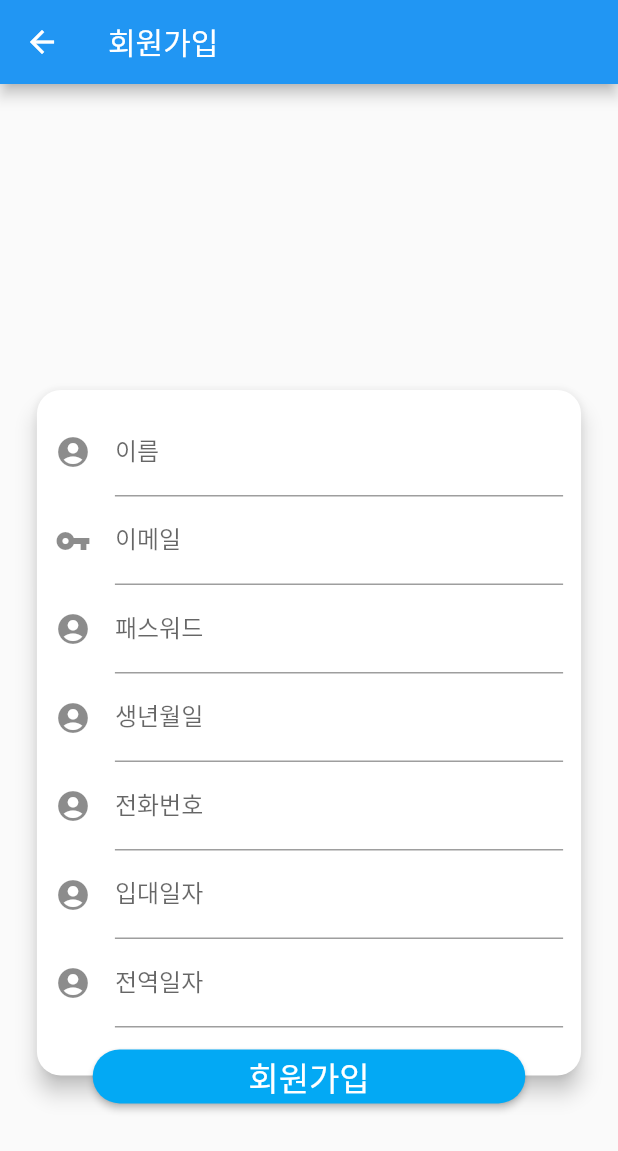
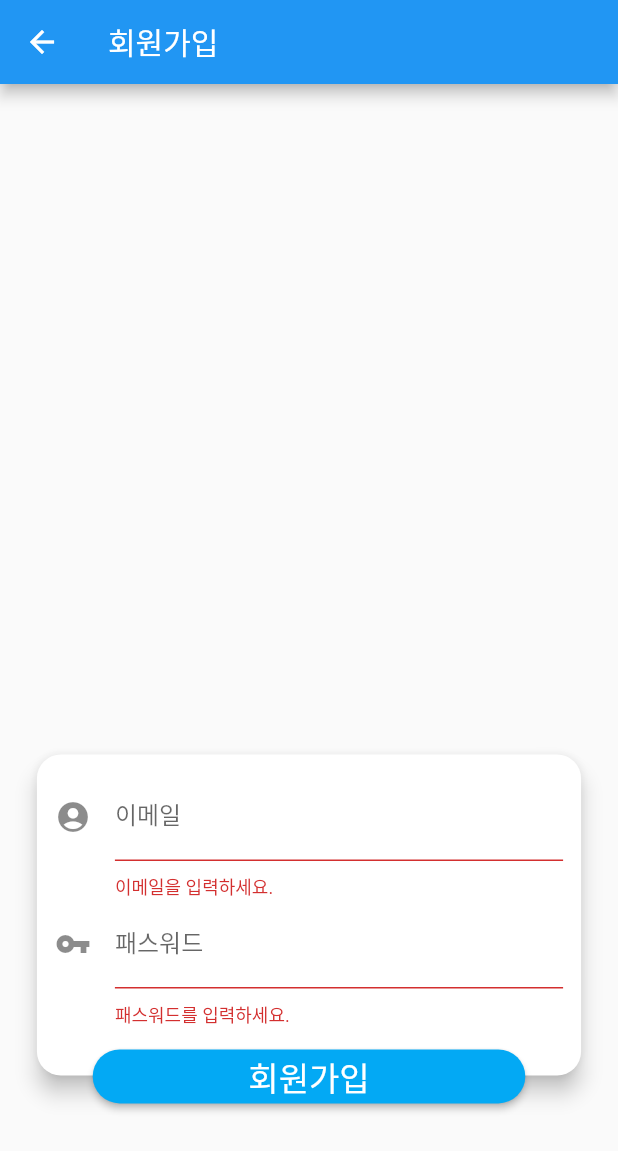
Before and after one commit to nilsys/APP_Soldier_RealTime_Phone_Return, a Flutter app: the JoinPage screen opened directly, after a tap on "회원가입", on a phone screen of 412 x 824 dp. Shown: the top 1151 px of the screen. Run offline on Flutter 3.47's test engine with Material 2 defaults, Android fonts, the phone set to English and light mode, and no system bars; our stand-ins replace firebase_auth; accounts and stored records are empty.

```diff
--- a/lib/data/find_pw.dart
+++ b/lib/screen/find_pw.dart
@@ -1,5 +1,6 @@
 import 'package:flutter/material.dart';
 import 'package:soldier_realtime_phone_return/screen/login_page.dart';
+import 'package:firebase_auth/firebase_auth.dart';
 
 class passwordFindPage extends StatelessWidget {
   @override
--- a/lib/data/join_page.dart
+++ b/lib/screen/join_page.dart
@@ -1,7 +1,12 @@
+import 'package:firebase_auth/firebase_auth.dart';
 import 'package:flutter/material.dart';
 import 'package:soldier_realtime_phone_return/screen/login_page.dart';
 
 class JoinPage extends StatelessWidget {
+  final GlobalKey<FormState> formKey = GlobalKey<FormState>();
+  final TextEditingController eMailController = TextEditingController();
+  final TextEditingController pwController = TextEditingController();
+
   @override
   Widget build(BuildContext context) {
     final Size size = MediaQuery.of(context).size;
@@ -21,7 +26,7 @@ class JoinPage extends StatelessWidget {
               Stack(
                 children: <Widget>[
                   loginForm(size),
-                  loginButton(size),
+                  loginButton(context),
                 ],
               ),
               Container(
@@ -34,7 +39,21 @@ class JoinPage extends StatelessWidget {
     );
   }
 
-  Widget loginButton(Size size) {
+  void _register(BuildContext context) async {
+    final UserCredential result = await FirebaseAuth.instance.createUserWithEmailAndPassword(email: eMailController.text, password: pwController.text);
+    final User user = result.user;
+
+    if(user == null){
+      final _snackBar = SnackBar(content: Text("try"),);
+      Scaffold.of(context).showSnackBar(_snackBar);
+    }
+
+    // Navigator.push(context, MaterialPageRoute(builder: (context)=>ListPage(email: user.email)));
+    // 조인 후 바로 리스트 창으로 이동
+  }
+
+  Widget loginButton(BuildContext context) {
+    final Size size = MediaQuery.of(context).size;
     return Positioned(
       left: size.width * 0.15,
       right: size.width * 0.15,
@@ -46,7 +65,9 @@ class JoinPage extends StatelessWidget {
           ),
           color: Colors.lightBlue,
           shape: RoundedRectangleBorder(borderRadius: BorderRadius.circular(25)),
-          onPressed: (){}
+          onPressed: (){
+            if (formKey.currentState.validate()) _register(context);
+          }
       ),
     );
   }
@@ -63,51 +84,24 @@ class JoinPage extends StatelessWidget {
               padding: const EdgeInsets.only(
                   left: 12, right: 12, top: 12, bottom: 32),
               child: Form(
+                  key: formKey,
                   child: Column(
                     crossAxisAlignment: CrossAxisAlignment.start,
                     children: <Widget>[
                       TextFormField(
+                        controller: eMailController,
                         decoration: InputDecoration(
-                            icon: Icon(Icons.account_circle), labelText: "이름"),
+                            icon: Icon(Icons.account_circle), labelText: "이메일"),
                         validator: (value) =>
                         value.isEmpty ? '이메일을 입력하세요.' : null,
                       ),
                       TextFormField(
                         obscureText: true,
+                        controller: pwController,
                         decoration: InputDecoration(
-                            icon: Icon(Icons.vpn_key), labelText: "이메일"),
+                            icon: Icon(Icons.vpn_key), labelText: "패스워드"),
                         validator: (value) =>
                         value.isEmpty ? '패스워드를 입력하세요.' : null,
-                      ),
-                      TextFormField(
-                        decoration: InputDecoration(
-                            icon: Icon(Icons.account_circle), labelText: "패스워드"),
-                        validator: (value) =>
-                        value.isEmpty ? '이메일을 입력하세요.' : null,
-                      ),
-                      TextFormField(
-                        decoration: InputDecoration(
-                            icon: Icon(Icons.account_circle), labelText: "생년월일"),
-                        validator: (value) =>
-                        value.isEmpty ? '이메일을 입력하세요.' : null,
-                      ),
-                      TextFormField(
-                        decoration: InputDecoration(
-                            icon: Icon(Icons.account_circle), labelText: "전화번호"),
-                        validator: (value) =>
-                        value.isEmpty ? '이메일을 입력하세요.' : null,
-                      ),
-                      TextFormField(
-                        decoration: InputDecoration(
-                            icon: Icon(Icons.account_circle), labelText: "입대일자"),
-                        validator: (value) =>
-                        value.isEmpty ? '이메일을 입력하세요.' : null,
-                      ),
-                      TextFormField(
-                        decoration: InputDecoration(
-                            icon: Icon(Icons.account_circle), labelText: "전역일자"),
-                        validator: (value) =>
-                        value.isEmpty ? '이메일을 입력하세요.' : null,
                       ),
                     ],
                   ))),
--- a/pubspec.yaml
+++ b/pubspec.yaml
@@ -28,6 +28,8 @@ dependencies:
   # The following adds the Cupertino Icons font to your application.
   # Use with the CupertinoIcons class for iOS style icons.
   cupertino_icons: ^1.0.0
+  provider: ^4.3.2+2
+  firebase_auth: ^0.18.1+2
 
 dev_dependencies:
   flutter_test:
```
Also changed, not shown: lib/screen/list_page.dart (added, +25 -0 lines), lib/screen/login_page.dart (+18 -9 lines), pubspec.lock, 3 other files.
